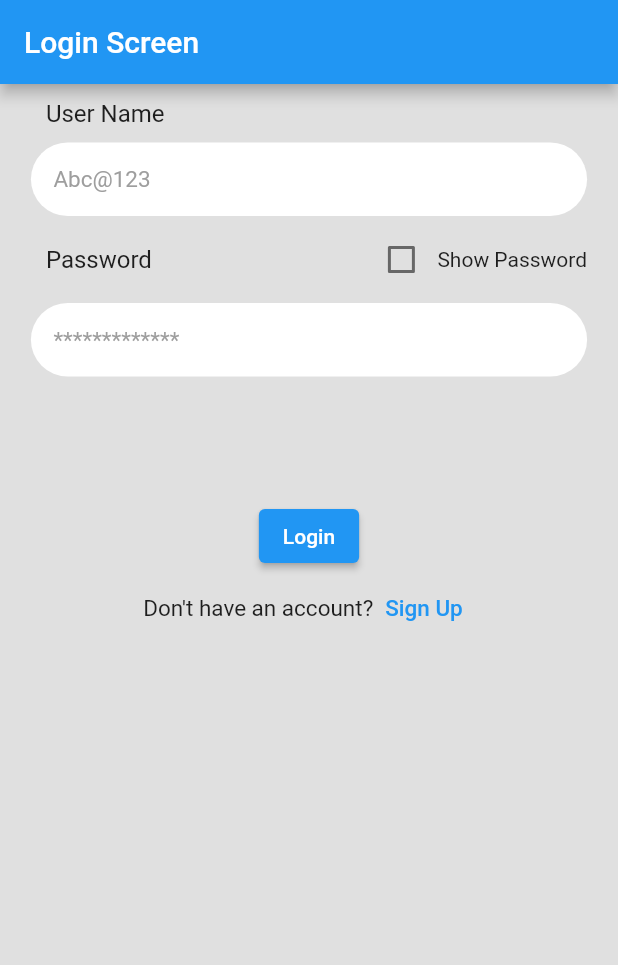
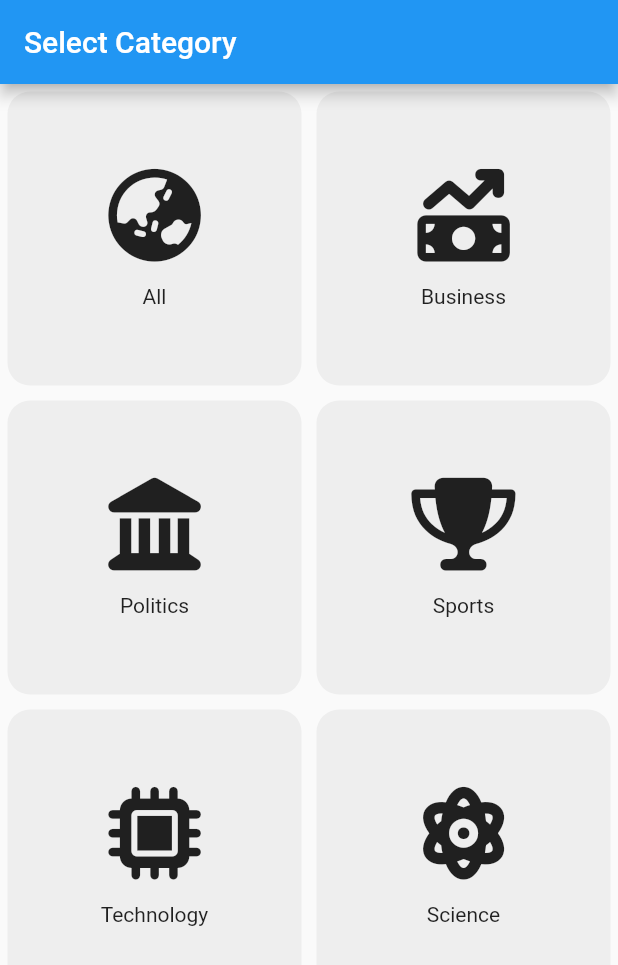
Before and after one commit to shivDarbar/let-me-grab-news-app, a Flutter app: the screen it shows after launch, on a phone screen of 412 x 824 dp. Shown: the top 965 px of the screen. Run offline on Flutter 3.47's test engine with Material 2 defaults, Android fonts, the phone set to English and light mode, and no system bars; our stand-ins replace cloud_firestore, firebase_core, font_awesome_flutter; accounts and stored records are empty.

Commit message:
category screen and new provider added.

```diff
--- a/lib/main.dart
+++ b/lib/main.dart
@@ -1,7 +1,8 @@
 import 'package:firebase_core/firebase_core.dart';
 import 'package:flutter/material.dart';
 import 'package:let_me_grab_news_app/providers/firebase_provider.dart';
-import 'package:let_me_grab_news_app/screens/login_screen.dart';
+import 'package:let_me_grab_news_app/providers/news_provider.dart';
+import 'package:let_me_grab_news_app/screens/category_screen.dart';
 import 'package:provider/provider.dart';
 
 Future<void> main() async {
@@ -22,13 +23,16 @@ class MyApp extends StatelessWidget {
         ChangeNotifierProvider<FirebaseProvider>(
           create: (context) => FirebaseProvider(),
         ),
+        ChangeNotifierProvider<NewsProvider>(
+          create: (context) => NewsProvider(),
+        ),
       ],
       child: MaterialApp(
         title: 'Flutter Demo',
         theme: ThemeData(
           primarySwatch: Colors.blue,
         ),
-        home: const LoginScreen(),
+        home: const CategoryScreen(),
       ),
     );
   }
--- /dev/null
+++ b/lib/models/news.dart
@@ -0,0 +1,17 @@
+class News {
+  String title;
+  String imageUrl;
+  String content;
+  String author;
+  String date;
+  String time;
+
+  News({
+    required this.title,
+    required this.imageUrl,
+    required this.content,
+    required this.author,
+    required this.date,
+    required this.time,
+  });
+}
--- /dev/null
+++ b/lib/models/news_category.dart
@@ -0,0 +1,11 @@
+import 'package:flutter/cupertino.dart';
+
+class NewsCategory {
+  String name;
+  IconData icon;
+
+  NewsCategory({
+    required this.name,
+    required this.icon,
+  });
+}
--- a/lib/providers/firebase_provider.dart
+++ b/lib/providers/firebase_provider.dart
@@ -3,7 +3,7 @@ import 'package:cloud_firestore/cloud_firestore.dart';
 import 'package:flutter/material.dart';
 
 import '../models/user.dart';
-import '../screens/home_screen.dart';
+import '../screens/category_screen.dart';
 
 class FirebaseProvider with ChangeNotifier {
   final List<User> _userList = [];
@@ -150,7 +150,7 @@ class FirebaseProvider with ChangeNotifier {
             Navigator.pushReplacement(
               context,
               MaterialPageRoute(
-                builder: (context) => const HomeScreen(),
+                builder: (context) => const CategoryScreen(),
               ),
             );
           },
@@ -180,7 +180,7 @@ class FirebaseProvider with ChangeNotifier {
           mySnackBar(context: context, text: 'Logged in Successfully.');
           clearTextControllers();
           Navigator.pushReplacement(context,
-              MaterialPageRoute(builder: (context) => const HomeScreen()));
+              MaterialPageRoute(builder: (context) => const CategoryScreen()));
         } else {
           mySnackBar(
               context: context,
--- /dev/null
+++ b/lib/providers/news_provider.dart
@@ -0,0 +1,47 @@
+import 'dart:convert';
+
+import 'package:flutter/cupertino.dart';
+import 'package:font_awesome_flutter/font_awesome_flutter.dart';
+import 'package:http/http.dart' as http;
+import 'package:let_me_grab_news_app/models/news_category.dart';
+
+import '../models/news.dart';
+
+class NewsProvider with ChangeNotifier {
+  final List<News> _newsList = [];
+  List<News> get newsList {
+    return [..._newsList];
+  }
+
+  final List<NewsCategory> _categoryList = [
+    NewsCategory(name: 'All', icon: FontAwesomeIcons.earthAsia),
+    NewsCategory(name: 'Business', icon: FontAwesomeIcons.moneyBillTrendUp),
+    NewsCategory(name: 'Politics', icon: FontAwesomeIcons.landmark),
+    NewsCategory(name: 'Sports', icon: FontAwesomeIcons.trophy),
+    NewsCategory(name: 'Technology', icon: FontAwesomeIcons.microchip),
+    NewsCategory(name: 'Science', icon: FontAwesomeIcons.atom),
+  ];
+
+  // ['All', 'Sports', 'Business', 'Science'];
+  List<NewsCategory> get categoryList {
+    return [..._categoryList];
+  }
+
+  getNewsList(String category) async {
+    var url = 'https://inshorts.deta.dev/news?category=$category';
+    var response = await http.get(Uri.parse(url));
+    var dataList = json.decode(response.body)['data'];
+    dataList.forEach((data) {
+      _newsList.add(
+        News(
+          title: data['title'],
+          imageUrl: data['imageUrl'],
+          content: data['content'],
+          author: data['author'],
+          date: data['date'],
+          time: data['time'],
+        ),
+      );
+    });
+  }
+}
--- /dev/null
+++ b/lib/screens/category_screen.dart
@@ -0,0 +1,84 @@
+import 'package:flutter/material.dart';
+import 'package:font_awesome_flutter/font_awesome_flutter.dart';
+import 'package:let_me_grab_news_app/providers/news_provider.dart';
+import 'package:provider/provider.dart';
+
+class CategoryScreen extends StatelessWidget {
+  const CategoryScreen({super.key});
+
+  @override
+  Widget build(BuildContext context) {
+    final mediaQuery = MediaQuery.of(context);
+    final newsProvider = Provider.of<NewsProvider>(context);
+    return Scaffold(
+      appBar: AppBar(
+        title: const Text('Select Category'),
+      ),
+      body: Column(
+        children: [
+          Flexible(
+            fit: FlexFit.loose,
+            child: GridView.builder(
+              gridDelegate: const SliverGridDelegateWithFixedCrossAxisCount(
+                  crossAxisCount: 2),
+              itemCount: newsProvider.categoryList.length,
+              itemBuilder: (context, index) => GestureDetector(
+                onTap: () {},
+                child: Container(
+                  // width: mediaQuery.size.width * 0.5,
+                  // height: mediaQuery.size.height * 0.3,
+                  margin: const EdgeInsets.all(5),
+                  padding: const EdgeInsets.all(5),
+                  decoration: BoxDecoration(
+                    borderRadius: BorderRadius.circular(15),
+                    color: Colors.grey[200],
+                  ),
+                  child: Center(
+                    child: Column(
+                      mainAxisAlignment: MainAxisAlignment.center,
+                      children: [
+                        FaIcon(
+                          newsProvider.categoryList[index].icon,
+                          size: mediaQuery.size.width * 0.15,
+                        ),
+                        const SizedBox(
+                          height: 15,
+                        ),
+                        Text(newsProvider.categoryList[index].name),
+                      ],
+                    ),
+                  ),
+                ),
+              ),
+            ),
+          ),
+          // Container(
+          //   width: mediaQuery.size.width * 0.5,
+          //   height: mediaQuery.size.height * 0.3,
+          //   margin: const EdgeInsets.all(5),
+          //   padding: const EdgeInsets.all(5),
+          //   decoration: BoxDecoration(
+          //     borderRadius: BorderRadius.circular(15),
+          //     color: Colors.grey[200],
+          //   ),
+          //   child: Center(
+          //     child: Column(
+          //       mainAxisAlignment: MainAxisAlignment.center,
+          //       children: [
+          //         FaIcon(
+          //           FontAwesomeIcons.earthAsia,
+          //           size: mediaQuery.size.width * 0.15,
+          //         ),
+          //         const SizedBox(
+          //           height: 15,
+          //         ),
+          //         const Text('World'),
+          //       ],
+          //     ),
+          //   ),
+          // ),
+        ],
+      ),
+    );
+  }
+}
--- a/pubspec.yaml
+++ b/pubspec.yaml
@@ -16,6 +16,8 @@ dependencies:
   firebase_core:
   cloud_firestore:
   provider:
+  font_awesome_flutter:
+  http:
 
   cupertino_icons: ^1.0.2
 
```
Also changed, not shown: lib/screens/home_screen.dart (deleted, +0 -31 lines), pubspec.lock.
